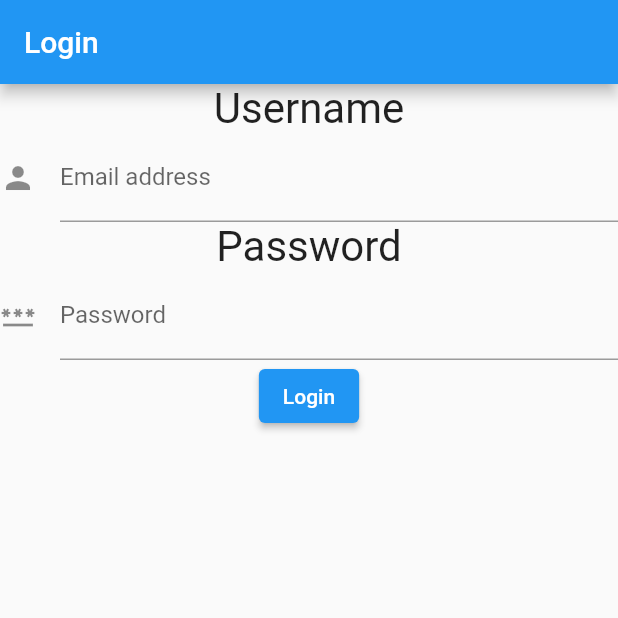
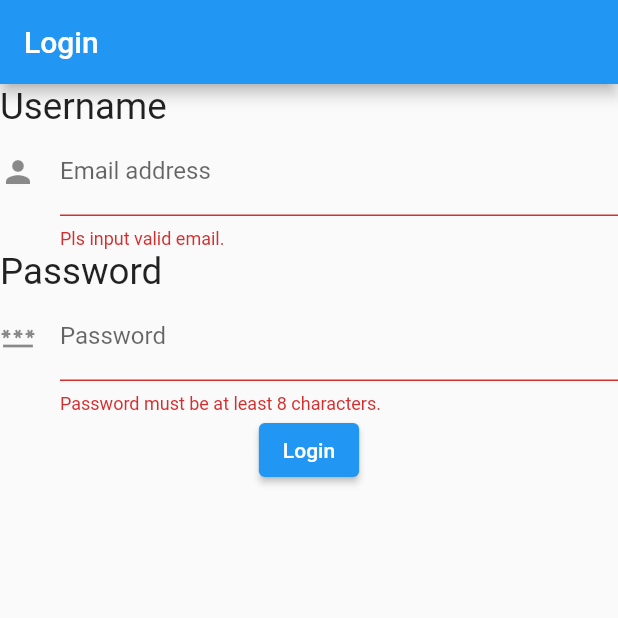
Before and after one commit to kirito19102000/google_map_flutter, a Flutter app: the screen it shows after launch, after a tap on "Login", on a phone screen of 412 x 824 dp, the top half of it. Run offline on Flutter 3.47's test engine with Material 2 defaults, Android fonts, the phone set to English and light mode, and no system bars.

```diff
--- a/lib/views/login_screen.dart
+++ b/lib/views/login_screen.dart
@@ -31,9 +31,9 @@ class LoginScreenState extends State<StatefulWidget>{
       key: formKey,
       child: Column(
         children: [
-          Text("Username",textScaleFactor: 2 ,),
+          Align(alignment: Alignment.centerLeft, child: new Text("Username",textScaleFactor: 1.75 ),),
           emailField(),
-          Text("Password",textScaleFactor: 2 ,),
+          Align(alignment: Alignment.centerLeft, child: new Text("Password",textScaleFactor: 1.75),),
           passwordField(),
           loginButton()
         ],
@@ -82,8 +82,15 @@ class LoginScreenState extends State<StatefulWidget>{
 
   Widget loginButton() {
     return ElevatedButton(
-        onPressed: validate,
-        child: Text('Login'));
+        onPressed: () async {
+          if (formKey.currentState!.validate()) {
+            formKey.currentState!.save();
+
+            print('$emailAddress, $password');
+          }
+        },
+        child: Text('Login')
+    );
   }
 
   void validate() {
```
Also changed, not shown: lib/controllers/sakai_controller.dart (added, +26 -0 lines), lib/services/sakai_services.dart (line endings or trailing spaces).
